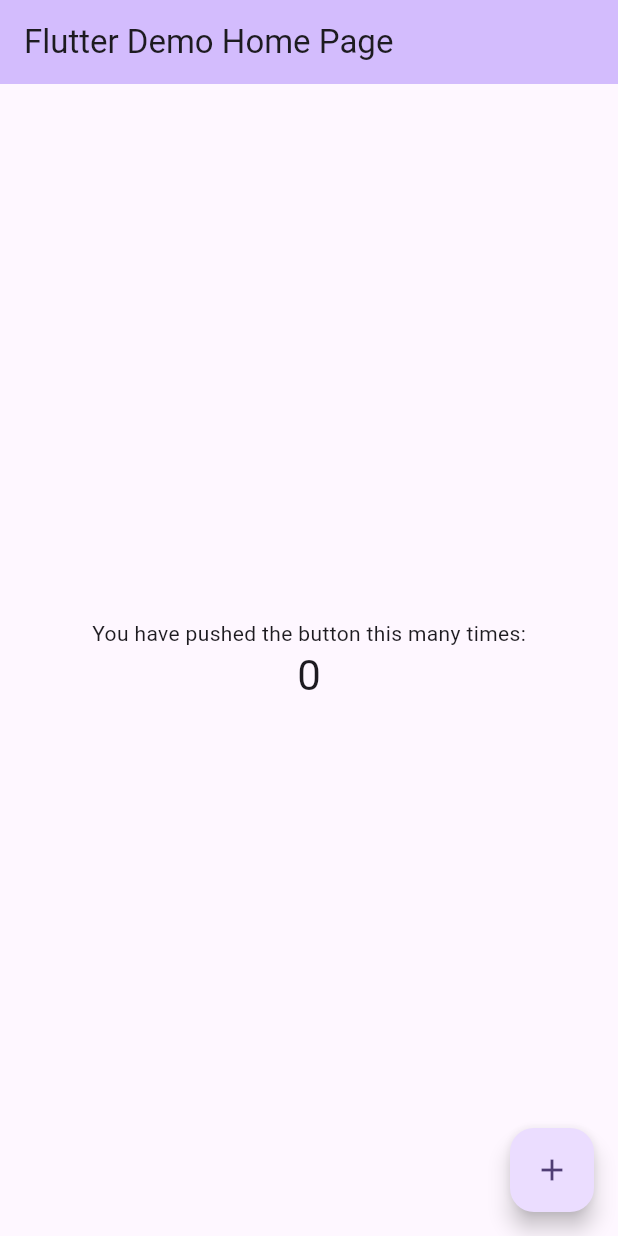
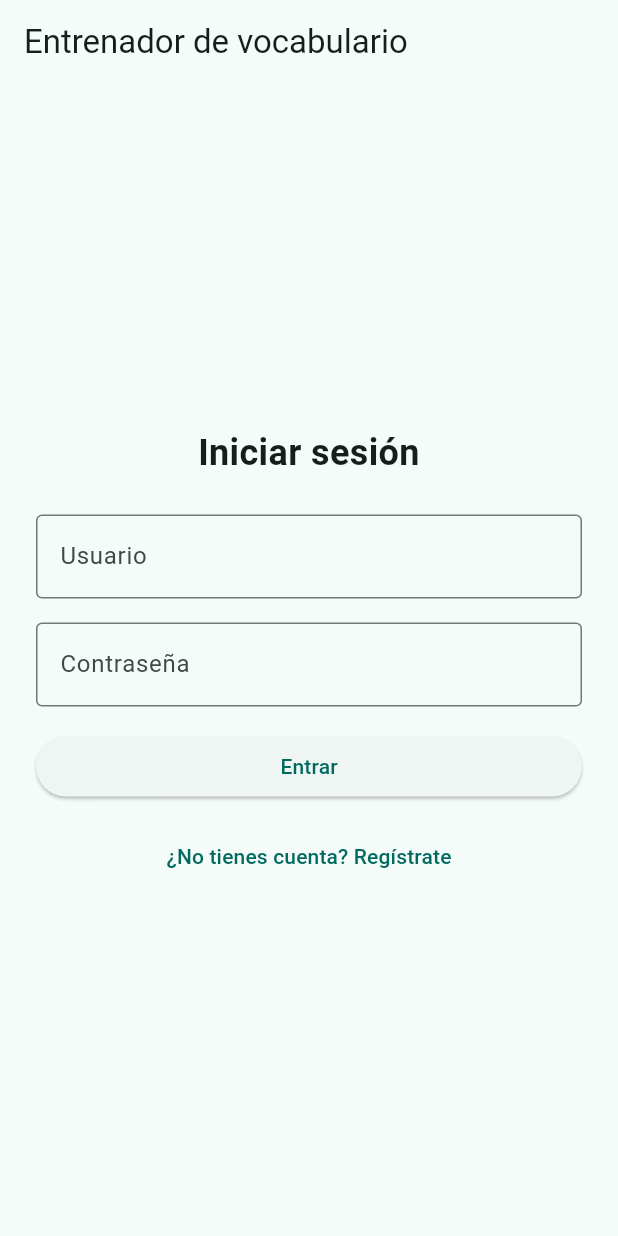
Before and after one commit to luisdelgado10117/vocab-trainer-mobile, a Flutter app: the screen it shows after launch, on a phone screen of 412 x 824 dp. Run offline on Flutter 3.47's test engine with Material 3 defaults, Android fonts, the phone set to English and light mode, and no system bars.

Commit message:
Se agregaron pantallas de login, registro y home, funcionando con la API

```diff
--- a/lib/main.dart
+++ b/lib/main.dart
@@ -1,122 +1,23 @@
 import 'package:flutter/material.dart';
 
+import 'screens/login_screen.dart';
+
 void main() {
-  runApp(const MyApp());
+  runApp(const VocabTrainerApp());
 }
 
-class MyApp extends StatelessWidget {
-  const MyApp({super.key});
+class VocabTrainerApp extends StatelessWidget {
+  const VocabTrainerApp({super.key});
 
-  // This widget is the root of your application.
   @override
   Widget build(BuildContext context) {
     return MaterialApp(
-      title: 'Flutter Demo',
+      title: 'Entrenador de vocabulario',
       theme: ThemeData(
-        // This is the theme of your application.
-        //
-        // TRY THIS: Try running your application with "flutter run". You'll see
-        // the application has a purple toolbar. Then, without quitting the app,
-        // try changing the seedColor in the colorScheme below to Colors.green
-        // and then invoke "hot reload" (save your changes or press the "hot
-        // reload" button in a Flutter-supported IDE, or press "r" if you used
-        // the command line to start the app).
-        //
-        // Notice that the counter didn't reset back to zero; the application
-        // state is not lost during the reload. To reset the state, use hot
-        // restart instead.
-        //
-        // This works for code too, not just values: Most code changes can be
-        // tested with just a hot reload.
-        colorScheme: .fromSeed(seedColor: Colors.deepPurple),
+        colorScheme: ColorScheme.fromSeed(seedColor: Colors.teal),
+        useMaterial3: true,
       ),
-      home: const MyHomePage(title: 'Flutter Demo Home Page'),
+      home: const LoginScreen(),
     );
   }
 }
-
-class MyHomePage extends StatefulWidget {
-  const MyHomePage({super.key, required this.title});
-
-  // This widget is the home page of your application. It is stateful, meaning
-  // that it has a State object (defined below) that contains fields that affect
-  // how it looks.
-
-  // This class is the configuration for the state. It holds the values (in this
-  // case the title) provided by the parent (in this case the App widget) and
-  // used by the build method of the State. Fields in a Widget subclass are
-  // always marked "final".
-
-  final String title;
-
-  @override
-  State<MyHomePage> createState() => _MyHomePageState();
-}
-
-class _MyHomePageState extends State<MyHomePage> {
-  int _counter = 0;
-
-  void _incrementCounter() {
-    setState(() {
-      // This call to setState tells the Flutter framework that something has
-      // changed in this State, which causes it to rerun the build method below
-      // so that the display can reflect the updated values. If we changed
-      // _counter without calling setState(), then the build method would not be
-      // called again, and so nothing would appear to happen.
-      _counter++;
-    });
-  }
-
-  @override
-  Widget build(BuildContext context) {
-    // This method is rerun every time setState is called, for instance as done
-    // by the _incrementCounter method above.
-    //
-    // The Flutter framework has been optimized to make rerunning build methods
-    // fast, so that you can just rebuild anything that needs updating rather
-    // than having to individually change instances of widgets.
-    return Scaffold(
-      appBar: AppBar(
-        // TRY THIS: Try changing the color here to a specific color (to
-        // Colors.amber, perhaps?) and trigger a hot reload to see the AppBar
-        // change color while the other colors stay the same.
-        backgroundColor: Theme.of(context).colorScheme.inversePrimary,
-        // Here we take the value from the MyHomePage object that was created by
-        // the App.build method, and use it to set our appbar title.
-        title: Text(widget.title),
-      ),
-      body: Center(
-        // Center is a layout widget. It takes a single child and positions it
-        // in the middle of the parent.
-        child: Column(
-          // Column is also a layout widget. It takes a list of children and
-          // arranges them vertically. By default, it sizes itself to fit its
-          // children horizontally, and tries to be as tall as its parent.
-          //
-          // Column has various properties to control how it sizes itself and
-          // how it positions its children. Here we use mainAxisAlignment to
-          // center the children vertically; the main axis here is the vertical
-          // axis because Columns are vertical (the cross axis would be
-          // horizontal).
-          //
-          // TRY THIS: Invoke "debug painting" (choose the "Toggle Debug Paint"
-          // action in the IDE, or press "p" in the console), to see the
-          // wireframe for each widget.
-          mainAxisAlignment: .center,
-          children: [
-            const Text('You have pushed the button this many times:'),
-            Text(
-              '$_counter',
-              style: Theme.of(context).textTheme.headlineMedium,
-            ),
-          ],
-        ),
-      ),
-      floatingActionButton: FloatingActionButton(
-        onPressed: _incrementCounter,
-        tooltip: 'Increment',
-        child: const Icon(Icons.add),
-      ),
-    );
-  }
-}
--- /dev/null
+++ b/lib/screens/login_screen.dart
@@ -0,0 +1,132 @@
+import 'package:flutter/material.dart';
+
+import '../services/api_service.dart';
+import 'home_screen.dart';
+import 'register_screen.dart';
+
+/// StatefulWidget: a diferencia de un widget "tonto" que solo muestra
+/// datos fijos, este SÍ cambia con el tiempo (el texto que escribes,
+/// si está cargando, si hay un error). Cada vez que algo cambia con
+/// setState(), Flutter vuelve a dibujar la pantalla automáticamente.
+class LoginScreen extends StatefulWidget {
+  const LoginScreen({super.key});
+
+  @override
+  State<LoginScreen> createState() => _LoginScreenState();
+}
+
+class _LoginScreenState extends State<LoginScreen> {
+  final _usernameController = TextEditingController();
+  final _passwordController = TextEditingController();
+
+  bool _isLoading = false;
+  String? _errorMessage;
+
+  Future<void> _handleLogin() async {
+    setState(() {
+      _isLoading = true;
+      _errorMessage = null;
+    });
+
+    try {
+      final token = await ApiService.login(
+        _usernameController.text.trim(),
+        _passwordController.text,
+      );
+
+      if (!mounted) return; // la pantalla pudo cerrarse mientras esperabamos
+
+      Navigator.of(context).pushReplacement(
+        MaterialPageRoute(builder: (context) => HomeScreen(token: token)),
+      );
+    } catch (e) {
+      setState(() {
+        _errorMessage = e.toString().replaceFirst('Exception: ', '');
+      });
+    } finally {
+      if (mounted) {
+        setState(() {
+          _isLoading = false;
+        });
+      }
+    }
+  }
+
+  @override
+  void dispose() {
+    // Libera los controladores de texto cuando la pantalla se destruye
+    // (equivalente a cerrar un archivo o una conexión en Python).
+    _usernameController.dispose();
+    _passwordController.dispose();
+    super.dispose();
+  }
+
+  @override
+  Widget build(BuildContext context) {
+    return Scaffold(
+      appBar: AppBar(title: const Text('Entrenador de vocabulario')),
+      body: Padding(
+        padding: const EdgeInsets.all(24),
+        child: Column(
+          mainAxisAlignment: MainAxisAlignment.center,
+          crossAxisAlignment: CrossAxisAlignment.stretch,
+          children: [
+            const Text(
+              'Iniciar sesión',
+              style: TextStyle(fontSize: 24, fontWeight: FontWeight.bold),
+              textAlign: TextAlign.center,
+            ),
+            const SizedBox(height: 24),
+            TextField(
+              controller: _usernameController,
+              decoration: const InputDecoration(
+                labelText: 'Usuario',
+                border: OutlineInputBorder(),
+              ),
+            ),
+            const SizedBox(height: 16),
+            TextField(
+              controller: _passwordController,
+              obscureText: true,
+              decoration: const InputDecoration(
+                labelText: 'Contraseña',
+                border: OutlineInputBorder(),
+              ),
+            ),
+            const SizedBox(height: 16),
+            if (_errorMessage != null)
+              Padding(
+                padding: const EdgeInsets.only(bottom: 16),
+                child: Text(
+                  _errorMessage!,
+                  style: const TextStyle(color: Colors.red),
+                  textAlign: TextAlign.center,
+                ),
+              ),
+            ElevatedButton(
+              onPressed: _isLoading ? null : _handleLogin,
+              child: _isLoading
+                  ? const SizedBox(
+                      height: 20,
+                      width: 20,
+                      child: CircularProgressIndicator(strokeWidth: 2),
+                    )
+                  : const Text('Entrar'),
+            ),
+            const SizedBox(height: 12),
+            TextButton(
+              onPressed: () {
+                Navigator.of(context).push(
+                  MaterialPageRoute(
+                    builder: (context) => const RegisterScreen(),
+                  ),
+                );
+              },
+              child: const Text('¿No tienes cuenta? Regístrate'),
+            ),
+          ],
+        ),
+      ),
+    );
+  }
+}
--- a/pubspec.yaml
+++ b/pubspec.yaml
@@ -2,7 +2,7 @@ name: vocab_trainer_mobile
 description: "A new Flutter project."
 # The following line prevents the package from being accidentally published to
 # pub.dev using `flutter pub publish`. This is preferred for private packages.
-publish_to: 'none' # Remove this line if you wish to publish to pub.dev
+publish_to: "none" # Remove this line if you wish to publish to pub.dev
 
 # The following defines the version and build number for your application.
 # A version number is three numbers separated by dots, like 1.2.43
@@ -30,6 +30,7 @@ environment:
 dependencies:
   flutter:
     sdk: flutter
+  http: ^1.2.2
 
   # The following adds the Cupertino Icons font to your application.
   # Use with the CupertinoIcons class for iOS style icons.
@@ -51,7 +52,6 @@ dev_dependencies:
 
 # The following section is specific to Flutter packages.
 flutter:
-
   # The following line ensures that the Material Icons font is
   # included with your application, so that you can use the icons in
   # the material Icons class.
```
Also changed, not shown: lib/screens/home_screen.dart (added, +37 -0 lines), lib/screens/register_screen.dart (added, +116 -0 lines), lib/services/api_service.dart (added, +44 -0 lines), pubspec.lock, 1 other file.
